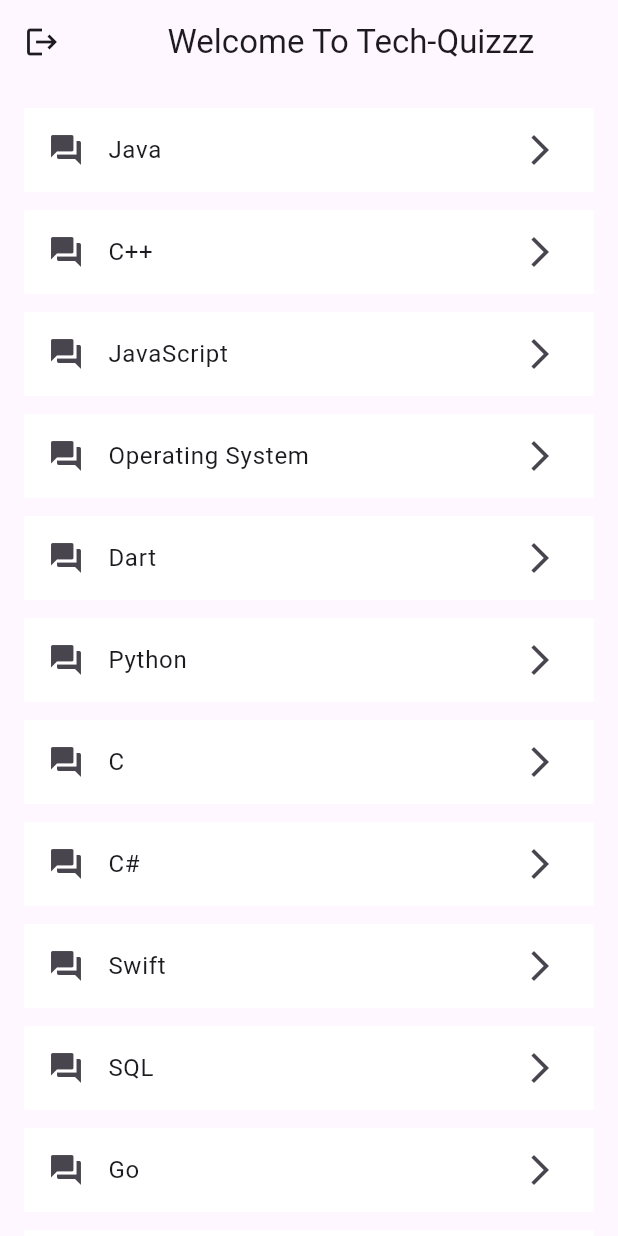
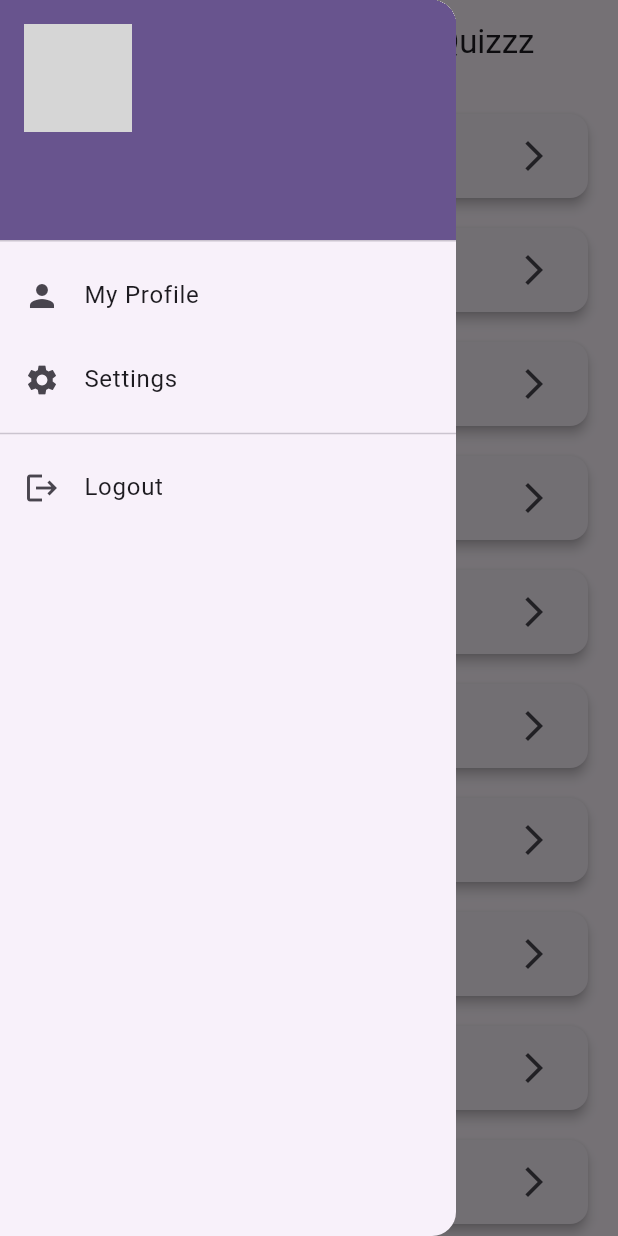
Before and after one commit to Swaroop-sys/QuizzApp, a Flutter app: the MyHomepPge screen opened directly, with the side drawer open (before the commit the screen has no drawer), on a phone screen of 412 x 824 dp. Run offline on Flutter 3.47's test engine with Material 3 defaults, Android fonts, the phone set to English and light mode, and no system bars; our stand-ins replace firebase_auth, firebase_core; accounts and stored records are empty; network calls fail; grey boxes are pictures that could not be loaded.

Commit message:
Updated quiz UI and logout logic

```diff
--- a/lib/MyHomePage.dart
+++ b/lib/MyHomePage.dart
@@ -1,6 +1,7 @@
 import 'package:firebase_auth/firebase_auth.dart';
 import 'package:flutter/material.dart';
 import 'package:quizapp/Login.dart';
+import 'package:quizapp/Profile.dart';
 import 'package:quizapp/QuizzPage.dart';
 import 'package:quizapp/quiz.dart';
 
@@ -9,28 +10,78 @@ class MyHomepPge extends StatelessWidget {
 
   @override
   Widget build(BuildContext context) {
+    final user = FirebaseAuth.instance.currentUser;
     return Scaffold(
       appBar: AppBar(
-        title: Center(
+        title: const Center(
           child: Text("Welcome To Tech-Quizzz", style: TextStyle(fontSize: 22)),
         ),
-        leading: InkWell(
-          child: Icon(Icons.logout),
-          onTap: () async {
-            FirebaseAuth.instance.signOut();
-            Navigator.of(context).pushReplacementNamed('/login');
-          },
+      ),
+      drawer: Drawer(
+        child: Column(
+          children: [
+            UserAccountsDrawerHeader(
+              currentAccountPicture: CircleAvatar(
+                backgroundImage: NetworkImage(
+                  user?.photoURL ??
+                      "https://cdn-icons-png.flaticon.com/512/3135/3135715.png",
+                ),
+              ),
+              accountName: Text(
+                user?.displayName ?? "Tech Learner",
+                style: const TextStyle(fontWeight: FontWeight.bold),
+              ),
+              accountEmail: Text(user?.email ?? "No Email"),
+            ),
+            ListTile(
+              leading: const Icon(Icons.person),
+              title: const Text("My Profile"),
+              onTap: () {
+                Navigator.pushReplacement(
+                  context,
+                  MaterialPageRoute(builder: (context) => const ProfilePage()),
+                );
+              },
+            ),
+            ListTile(
+              leading: const Icon(Icons.settings),
+              title: const Text("Settings"),
+              onTap: () {
+                // TODO: Settings screen
+              },
+            ),
+            const Divider(),
+            ListTile(
+              leading: const Icon(Icons.logout),
+              title: const Text("Logout"),
+              onTap: () async {
+                await FirebaseAuth.instance.signOut();
+                Navigator.pushReplacement(
+                  context,
+                  MaterialPageRoute(builder: (context) => const LoginPage()),
+                );
+              },
+            ),
+          ],
         ),
       ),
-      body: Material(
-        child: ListView.separated(
-          itemCount: QuizzCategory.category.length,
-          itemBuilder: (context, index) {
-            return ListTile(
-              title: Text(QuizzCategory.category[index]),
-              leading: Icon(Icons.question_answer),
-              trailing: Icon(Icons.arrow_forward_ios),
-              tileColor: Colors.white,
+      body: ListView.separated(
+        itemCount: QuizzCategory.category.length,
+        padding: const EdgeInsets.all(16),
+        separatorBuilder: (context, index) => const SizedBox(height: 12),
+        itemBuilder: (context, index) {
+          return Card(
+            elevation: 3,
+            shape: RoundedRectangleBorder(
+              borderRadius: BorderRadius.circular(12),
+            ),
+            child: ListTile(
+              title: Text(
+                QuizzCategory.category[index],
+                style: const TextStyle(fontSize: 16),
+              ),
+              leading: const Icon(Icons.question_answer),
+              trailing: const Icon(Icons.arrow_forward_ios),
               onTap: () {
                 Navigator.push(
                   context,
@@ -40,12 +91,9 @@ class MyHomepPge extends StatelessWidget {
                   ),
                 );
               },
-            );
-          },
-          separatorBuilder: (context, index) =>
-              SizedBox(height: 12), // 👈 space between tiles
-          padding: EdgeInsets.all(16), // Optional: outer padding
-        ),
+            ),
+          );
+        },
       ),
     );
   }
--- a/lib/SIgnup.dart
+++ b/lib/SIgnup.dart
@@ -141,7 +141,7 @@ class _SignUpPageState extends State<SignUpPage> {
                 child: const Text('Sign Up'),
               ),
             ),
-            Text("Already Have Account"),
+            Text("Already Have Account?"),
             TextButton(
               onPressed: () {
                 Navigator.pushReplacement(
```
Also changed, not shown: lib/Login.dart (+7 -2 lines), lib/Profile.dart (added, +74 -0 lines), pubspec.yaml (line endings or trailing spaces).
